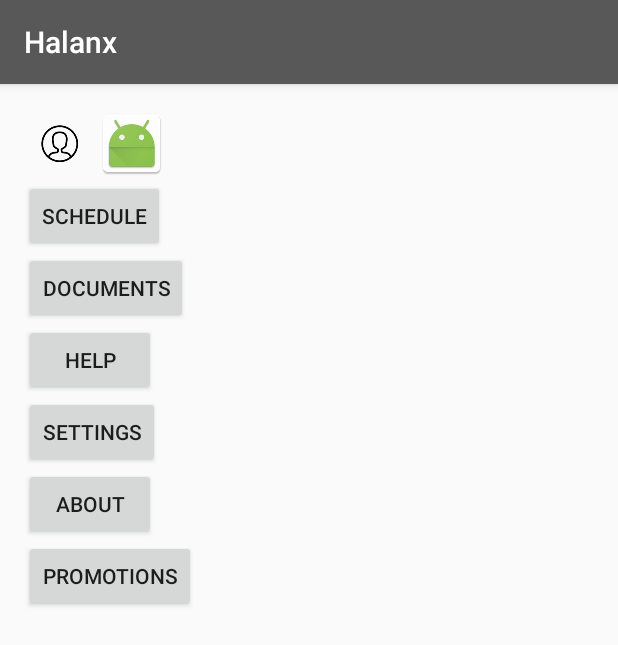
After one commit to anuragdtu/halanx, an Android app: the Account screen opened directly, with no data from a screen before it, on a phone screen of 412 x 824 dp. The commit adds this screen. Shown: the top 645 px of the screen. Run offline under Robolectric (Android 15) with nearby library versions, the phone set to English and light mode, and no system bars.

Commit message:
account screen

```diff
--- a/app/src/main/AndroidManifest.xml
+++ b/app/src/main/AndroidManifest.xml
@@ -50,7 +50,8 @@
         <activity
             android:name=".MapsActivity"
             android:label="@string/title_activity_maps" />
-        <activity android:name=".rating"></activity>
+        <activity android:name=".rating" />
+        <activity android:name=".Account"></activity>
     </application>
 
 </manifest>
--- /dev/null
+++ b/app/src/main/java/com/halanx/halanx/Account.java
@@ -0,0 +1,13 @@
+package com.halanx.halanx;
+
+import android.support.v7.app.AppCompatActivity;
+import android.os.Bundle;
+
+public class Account extends AppCompatActivity {
+
+    @Override
+    protected void onCreate(Bundle savedInstanceState) {
+        super.onCreate(savedInstanceState);
+        setContentView(R.layout.activity_account);
+    }
+}
--- a/app/src/main/java/com/halanx/halanx/MapsActivity.java
+++ b/app/src/main/java/com/halanx/halanx/MapsActivity.java
@@ -37,6 +37,15 @@ public class MapsActivity extends FragmentActivity implements OnMapReadyCallback
 
             }
         });
+        but2= (Button)findViewById(R.id.btnaccount);
+        but2.setOnClickListener(new View.OnClickListener()
+        {
+            @Override
+            public void onClick(View v) {
+                Intent toy1 = new Intent(MapsActivity.this, Account.class);
+                startActivity(toy1);
+            }});
+
     }
     @Override
     protected void onCreate(Bundle savedInstanceState) {
--- /dev/null
+++ b/app/src/main/res/layout/activity_account.xml
@@ -0,0 +1,57 @@
+<?xml version="1.0" encoding="utf-8"?>
+<RelativeLayout xmlns:android="http://schemas.android.com/apk/res/android"
+    xmlns:tools="http://schemas.android.com/tools"
+    android:id="@+id/activity_account"
+    android:layout_width="match_parent"
+    android:layout_height="match_parent"
+    android:paddingBottom="@dimen/activity_vertical_margin"
+    android:paddingLeft="@dimen/activity_horizontal_margin"
+    android:paddingRight="@dimen/activity_horizontal_margin"
+    android:paddingTop="@dimen/activity_vertical_margin"
+    tools:context="com.halanx.halanx.Account">
+    <ImageView
+        android:layout_width="wrap_content"
+        android:layout_height="wrap_content"
+        android:src="@mipmap/account"
+        android:id="@+id/imaccount"/>
+    <ImageView
+        android:layout_width="wrap_content"
+        android:layout_height="wrap_content"
+        android:src="@mipmap/ic_launcher"
+        android:layout_toRightOf="@+id/imaccount"/>
+    <Button
+        android:layout_width="wrap_content"
+        android:layout_height="wrap_content"
+        android:text="schedule"
+        android:layout_below="@+id/imaccount"
+        android:id="@+id/btnschedule"/>
+    <Button
+        android:layout_width="wrap_content"
+        android:layout_height="wrap_content"
+        android:text="documents"
+        android:id="@+id/btndocuments"
+        android:layout_below="@+id/btnschedule"/>
+    <Button
+        android:layout_width="wrap_content"
+        android:layout_height="wrap_content"
+        android:text="help"
+        android:id="@+id/btnhelp"
+        android:layout_below="@+id/btndocuments"/>
+    <Button
+        android:layout_width="wrap_content"
+        android:layout_height="wrap_content"
+        android:text="settings"
+        android:id="@+id/btnsettings"
+        android:layout_below="@+id/btnhelp"/>
+    <Button
+        android:layout_width="wrap_content"
+        android:layout_height="wrap_content"
+        android:text="about"
+        android:id="@+id/btnabout"
+        android:layout_below="@+id/btnsettings"/>
+    <Button
+        android:layout_width="wrap_content"
+        android:layout_height="wrap_content"
+        android:text="promotions"
+        android:layout_below="@+id/btnabout"/>
+</RelativeLayout>
```
